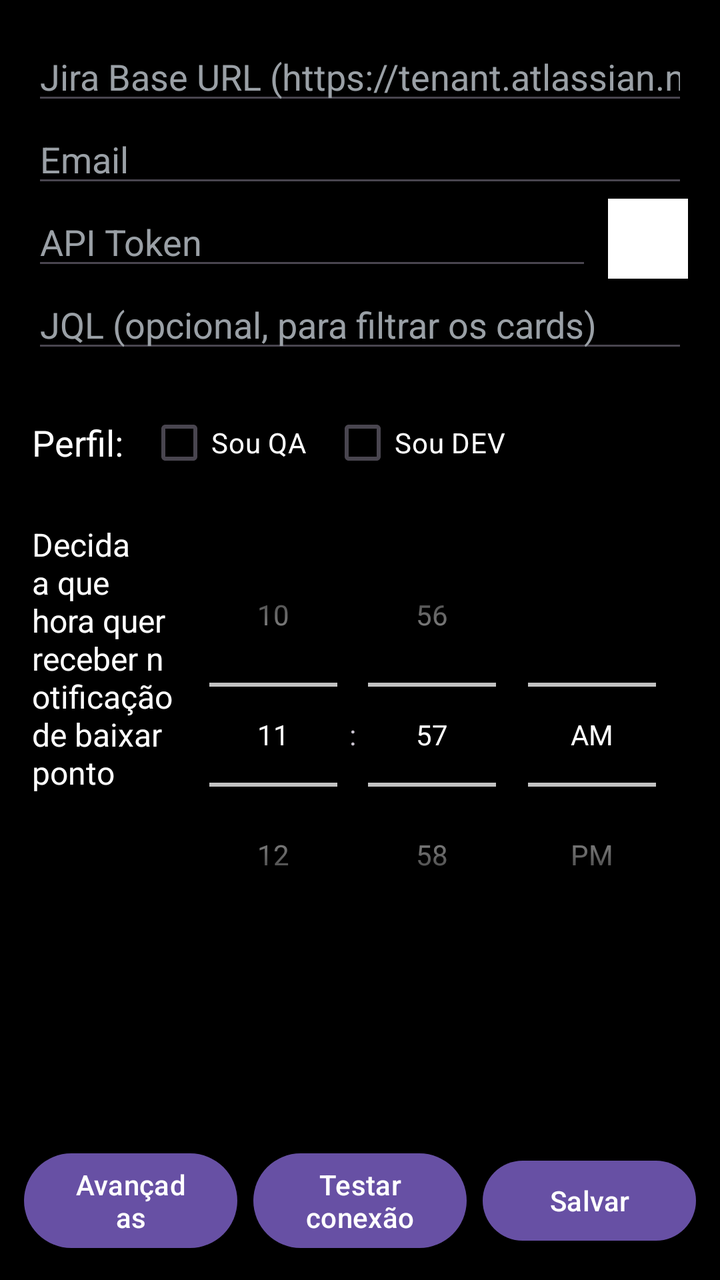
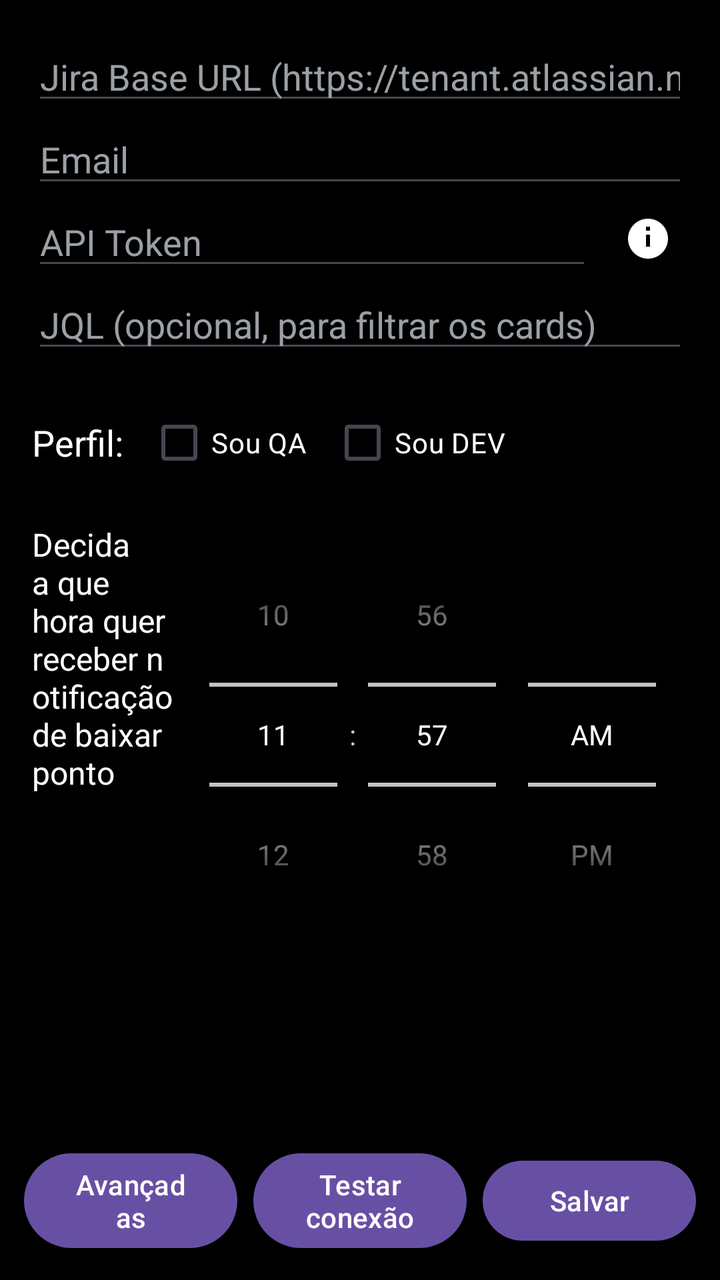

Two renders of the same Android screen: before a commit and after it. Below are the layout's source before the change and the commit's diff.
<!-- AndroidManifest.xml: application theme Theme.Material3.DayNight.NoActionBar -->
<!-- res/layout/activity_settings.xml -->
<?xml version="1.0" encoding="utf-8"?>
<RelativeLayout xmlns:android="http://schemas.android.com/apk/res/android"
    xmlns:app="http://schemas.android.com/apk/res-auto"
    android:layout_width="match_parent"
    android:layout_height="match_parent"
    android:background="#000000">

    <ScrollView
        android:id="@+id/settingsScroll"
        android:layout_width="match_parent"
        android:layout_height="match_parent"
        android:layout_above="@+id/footerContainer">

        <LinearLayout
            android:orientation="vertical"
            android:padding="16dp"
            android:layout_width="match_parent"
            android:layout_height="wrap_content"
            android:background="#000000">

            <EditText
                android:id="@+id/baseUrlEdit"
                android:hint="Jira Base URL (https://tenant.atlassian.net)"
                android:inputType="textUri"
                android:textColor="#FFFFFF"
                android:textColorHint="#9AA0A6"
                android:layout_width="match_parent"
                android:layout_height="wrap_content"/>

            <EditText
                android:id="@+id/emailEdit"
                android:hint="Email"
                android:inputType="textEmailAddress"
                android:textColor="#FFFFFF"
                android:textColorHint="#9AA0A6"
                android:layout_width="match_parent"
                android:layout_height="wrap_content"/>

            
            <LinearLayout
                android:layout_width="match_parent"
                android:layout_height="wrap_content"
                android:orientation="horizontal"
                android:gravity="center_vertical">

                <EditText
                    android:id="@+id/tokenEdit"
                    android:hint="API Token"
                    android:inputType="textPassword"
                    android:textColor="#FFFFFF"
                    android:textColorHint="#9AA0A6"
                    android:layout_width="0dp"
                    android:layout_height="wrap_content"
                    android:layout_weight="1"/>

                <ImageButton
                    android:id="@+id/infoTokenBtn"
                    android:layout_width="40dp"
                    android:layout_height="40dp"
                    android:layout_marginStart="8dp"
                    android:background="?attr/selectableItemBackgroundBorderless"
                    android:padding="6dp"
                    android:src="@drawable/info_icon"
                    app:tint="@null"/>
            </LinearLayout>

            <EditText
                android:id="@+id/jqlEdit"
                android:hint='JQL (opcional, para filtrar os cards)'
                android:textColor="#FFFFFF"
                android:textColorHint="#9AA0A6"
                android:layout_width="match_parent"
                android:layout_height="wrap_content"/>

            
            <LinearLayout
                android:id="@+id/profileBlock"
                android:layout_width="match_parent"
                android:layout_height="wrap_content"
                android:orientation="horizontal"
                android:gravity="center_vertical"
                android:paddingTop="16dp"
                android:paddingBottom="8dp">

                <TextView
                    android:id="@+id/profileLabel"
                    android:layout_width="wrap_content"
                    android:layout_height="wrap_content"
                    android:text="Perfil:"
                    android:textColor="#FFFFFF"
                    android:textSize="18sp"
                    android:paddingEnd="12dp"/>

                <CheckBox
                    android:id="@+id/qaCheck"
                    android:text="Sou QA"
                    android:textColor="#FFFFFF"
                    android:layout_width="wrap_content"
                    android:layout_height="wrap_content"
                    android:paddingEnd="12dp"/>

                <CheckBox
                    android:id="@+id/devCheck"
                    android:text="Sou DEV"
                    android:textColor="#FFFFFF"
                    android:layout_width="wrap_content"
                    android:layout_height="wrap_content"/>
            </LinearLayout>

            
            <LinearLayout
                android:id="@+id/timeBlock"
                android:layout_width="match_parent"
                android:layout_height="wrap_content"
                android:orientation="horizontal"
                android:paddingTop="8dp">

                <TextView
                    android:id="@+id/timeLabel"
                    android:layout_width="0dp"
                    android:layout_height="wrap_content"
                    android:layout_weight="1"
                    android:text="@string/time_block_label"
                    android:textColor="@android:color/white"
                    android:textSize="16sp"/>

                <TimePicker
                    android:id="@+id/timePicker"
                    android:layout_width="wrap_content"
                    android:layout_height="wrap_content"
                    android:timePickerMode="spinner"
                    android:theme="@style/PointDown.TimePickerText"/>
            </LinearLayout>

            
            <LinearLayout
                android:id="@+id/squadModeBlock"
                android:layout_width="match_parent"
                android:layout_height="wrap_content"
                android:orientation="vertical"
                android:paddingTop="12dp"
                android:visibility="gone">

                <CheckBox
                    android:id="@+id/squadModeCheck"
                    android:text="Ativar Squad Mode (DEV)"
                    android:textColor="#FFFFFF"
                    android:layout_width="wrap_content"
                    android:layout_height="wrap_content"/>

                
                <LinearLayout
                    android:layout_width="match_parent"
                    android:layout_height="wrap_content"
                    android:orientation="horizontal"
                    android:gravity="center_vertical"
                    android:paddingTop="8dp">

                    <EditText
                        android:id="@+id/squadKeywordsEdit"
                        android:layout_width="0dp"
                        android:layout_height="wrap_content"
                        android:layout_weight="1"
                        android:hint="Ex.: buffer, Support Dev"
                        android:textColor="#FFFFFF"
                        android:textColorHint="#9AA0A6"/>

                    <ImageButton
                        android:id="@+id/addKeywordBtn"
                        android:layout_width="40dp"
                        android:layout_height="40dp"
                        android:layout_marginStart="8dp"
                        android:background="?attr/selectableItemBackgroundBorderless"
                        android:contentDescription="Add keyword"
                        android:src="@drawable/ic_add"
                        android:tint="#FFFFFF"/>
                </LinearLayout>

                <com.google.android.material.chip.ChipGroup
                    android:id="@+id/keywordsChipGroup"
                    android:layout_width="match_parent"
                    android:layout_height="wrap_content"
                    android:paddingTop="4dp"
                    app:singleLine="false"
                    app:singleSelection="false"
                    app:chipSpacingHorizontal="8dp"
                    app:chipSpacingVertical="8dp"/>

                
                <LinearLayout
                    android:layout_width="match_parent"
                    android:layout_height="wrap_content"
                    android:orientation="horizontal"
                    android:gravity="center_vertical"
                    android:paddingTop="8dp">

                    <EditText
                        android:id="@+id/squadEpicInput"
                        android:layout_width="0dp"
                        android:layout_height="wrap_content"
                        android:layout_weight="1"
                        android:hint="FGC-1234 → digite só números (ex.: 1234)"
                        android:inputType="number"
                        android:textColor="#FFFFFF"
                        android:textColorHint="#9AA0A6"/>

                    <ImageButton
                        android:id="@+id/addSquadEpicBtn"
                        android:layout_width="40dp"
                        android:layout_height="40dp"
                        android:layout_marginStart="8dp"
                        android:background="?attr/selectableItemBackgroundBorderless"
                        android:contentDescription="Add epic"
                        android:src="@drawable/ic_add"
                        android:tint="#FFFFFF"/>
                </LinearLayout>

                <com.google.android.material.chip.ChipGroup
                    android:id="@+id/squadEpicChipGroup"
                    android:layout_width="match_parent"
                    android:layout_height="wrap_content"
                    android:paddingTop="4dp"
                    app:singleLine="false"
                    app:singleSelection="false"
                    app:chipSpacingHorizontal="8dp"
                    app:chipSpacingVertical="8dp"/>
            </LinearLayout>

            
            <LinearLayout
                android:id="@+id/advancedSection"
                android:layout_width="match_parent"
                android:layout_height="wrap_content"
                android:orientation="vertical"
                android:paddingTop="16dp"
                android:visibility="gone">

                
                <LinearLayout
                    android:layout_width="match_parent"
                    android:layout_height="wrap_content"
                    android:orientation="vertical">

                    <TextView
                        android:layout_width="wrap_content"
                        android:layout_height="wrap_content"
                        android:text="Filtros de Status (lista principal)"
                        android:textColor="#FFFFFF"
                        android:textStyle="bold"
                        android:paddingBottom="8dp"/>

                    <GridLayout
                        android:layout_width="match_parent"
                        android:layout_height="wrap_content"
                        android:columnCount="2"
                        android:rowCount="4"
                        android:columnOrderPreserved="false">

                        <CheckBox android:id="@+id/st_todo" android:text="To Do" android:textColor="#FFFFFF"/>
                        <CheckBox android:id="@+id/st_inprogress" android:text="In Progress" android:textColor="#FFFFFF"/>
                        <CheckBox android:id="@+id/st_blocked" android:text="Blocked" android:textColor="#FFFFFF"/>
                        <CheckBox android:id="@+id/st_needreqs" android:text="Need Reqs" android:textColor="#FFFFFF"/>
                        <CheckBox android:id="@+id/st_done" android:text="Done" android:textColor="#FFFFFF"/>
                        <CheckBox android:id="@+id/st_codereview" android:text="Code Review" android:textColor="#FFFFFF"/>
                        <CheckBox android:id="@+id/st_testing" android:text="Testing" android:textColor="#FFFFFF"/>
                        <CheckBox android:id="@+id/st_qa" android:text="QA" android:textColor="#FFFFFF"/>
                    </GridLayout>
                </LinearLayout>

                
                <LinearLayout
                    android:layout_width="match_parent"
                    android:layout_height="wrap_content"
                    android:orientation="vertical"
                    android:paddingTop="16dp">

                    <TextView
                        android:layout_width="wrap_content"
                        android:layout_height="wrap_content"
                        android:text="Chama também os cards com código..."
                        android:textColor="#FFFFFF"
                        android:textStyle="bold"/>

                    <LinearLayout
                        android:layout_width="match_parent"
                        android:layout_height="wrap_content"
                        android:orientation="horizontal"
                        android:gravity="center_vertical"
                        android:paddingTop="8dp">

                        <EditText
                            android:id="@+id/searchCodeInput"
                            android:layout_width="0dp"
                            android:layout_height="wrap_content"
                            android:layout_weight="1"
                            android:inputType="number"
                            android:hint="FGC-1234 → digite só números (ex.: 1234)"
                            android:textColor="#FFFFFF"
                            android:textColorHint="#9AA0A6"/>

                        <ImageButton
                            android:id="@+id/addSearchCodeBtn"
                            android:layout_width="40dp"
                            android:layout_height="40dp"
                            android:layout_marginStart="8dp"
                            android:background="?attr/selectableItemBackgroundBorderless"
                            android:contentDescription="Add code"
                            android:src="@drawable/ic_add"
                            android:tint="#FFFFFF"/>
                    </LinearLayout>

                    <com.google.android.material.chip.ChipGroup
                        android:id="@+id/searchCodesChipGroup"
                        android:layout_width="match_parent"
                        android:layout_height="wrap_content"
                        android:paddingTop="4dp"
                        app:singleLine="false"
                        app:singleSelection="false"
                        app:chipSpacingHorizontal="8dp"
                        app:chipSpacingVertical="8dp"/>
                </LinearLayout>

                
                <CheckBox
                    android:id="@+id/forceTestCardCheck"
                    android:layout_width="wrap_content"
                    android:layout_height="wrap_content"
                    android:text="Sim, quero que apareça a card de teste! (FGC-9683)"
                    android:textColor="#FFFFFF"
                    android:paddingTop="16dp"/>

                <CheckBox
                    android:id="@+id/enableQueueLockCheck"
                    android:layout_width="wrap_content"
                    android:layout_height="wrap_content"
                    android:text="Ativar fila/lock cooperativo (anti-concorrência) via Issue Property"
                    android:textColor="#FFFFFF"
                    android:paddingTop="8dp"/>

                <CheckBox
                    android:id="@+id/enableWeekendCheck"
                    android:layout_width="wrap_content"
                    android:layout_height="wrap_content"
                    android:text="Ativar notificações também sábado e domingo (test)"
                    android:textColor="#FFFFFF"
                    android:paddingTop="8dp"/>

            </LinearLayout>

            <Space
                android:layout_width="match_parent"
                android:layout_height="48dp"/>
        </LinearLayout>
    </ScrollView>

    
    <LinearLayout
        android:id="@+id/footerContainer"
        android:layout_width="match_parent"
        android:layout_height="wrap_content"
        android:layout_alignParentBottom="true"
        android:orientation="horizontal"
        android:padding="12dp"
        android:gravity="center"
        android:background="@android:color/transparent"
        android:elevation="8dp">

        <Button
            android:id="@+id/advancedBtn"
            android:text="@string/advanced_btn"
            android:textColor="#FFFFFF"
            android:layout_width="0dp"
            android:layout_height="wrap_content"
            android:layout_weight="1"/>

        <Button
            android:id="@+id/testBtn"
            android:text="@string/settings_test_conn"
            android:textColor="#FFFFFF"
            android:layout_width="0dp"
            android:layout_height="wrap_content"
            android:layout_weight="1"
            android:layout_marginStart="8dp"/>

        <Button
            android:id="@+id/saveBtn"
            android:text="@string/settings_save_btn"
            android:textColor="#FFFFFF"
            android:layout_width="0dp"
            android:layout_height="wrap_content"
            android:layout_weight="1"
            android:layout_marginStart="8dp"/>
    </LinearLayout>
</RelativeLayout>
<!-- resources referenced by this layout -->
<resources>
  <!-- drawable ic_add (drawable) -->
  <?xml version="1.0" encoding="utf-8"?>
  <vector xmlns:android="http://schemas.android.com/apk/res/android"
      android:width="24dp"
      android:height="24dp"
      android:viewportWidth="24"
      android:viewportHeight="24">
      <path
          android:fillColor="#FFFFFFFF"
          android:pathData="M19,13h-6v6h-2v-6H5v-2h6V5h2v6h6v2z"/>
      </vector>
  <!-- drawable info_icon (drawable) -->
  <?xml version="1.0" encoding="utf-8"?>
  <bitmap xmlns:android="http://schemas.android.com/apk/res/android"
      android:src="@drawable/informations"
      android:gravity="center" />
  <string name="advanced_btn">Avançadas</string>
  <string name="settings_save_btn">Salvar</string>
  <string name="settings_test_conn">Testar conexão</string>
  <string name="time_block_label">Decida a que hora quer receber notificação de baixar ponto</string>
  <style name="PointDown.TimePickerText" parent="ThemeOverlay.Material3.Dark">
          <item name="android:textColorPrimary">#FFFFFF</item>
          <item name="android:textColorSecondary">#E0E0E0</item>
      </style>
  <!-- drawable informations: png bitmap (drawable, 123902 bytes) -->
</resources>

<!-- the commit's change to res/layout/activity_settings.xml (unified diff, before → after) -->
@@ -60,8 +60,9 @@
                     android:layout_marginStart="8dp"
                     android:background="?attr/selectableItemBackgroundBorderless"
                     android:padding="6dp"
-                    android:src="@drawable/info_icon"
-                    app:tint="@null"/>
+                    android:src="@drawable/ic_info"
+                    android:tint="#FFFFFF"
+                    android:contentDescription="@string/token_info_desc"/>
             </LinearLayout>
 
             <EditText
@@ -156,13 +157,13 @@
                     android:gravity="center_vertical"
                     android:paddingTop="8dp">
 
-                    <EditText
-                        android:id="@+id/squadKeywordsEdit"
+                <EditText
+                    android:id="@+id/squadKeywordsEdit"
                         android:layout_width="0dp"
                         android:layout_height="wrap_content"
                         android:layout_weight="1"
                         android:hint="Ex.: buffer, Support Dev"
-                        android:textColor="#FFFFFF"
+                    android:textColor="#FFFFFF"
                         android:textColorHint="#9AA0A6"/>
 
                     <ImageButton
@@ -194,14 +195,14 @@
                     android:gravity="center_vertical"
                     android:paddingTop="8dp">
 
-                    <EditText
+                <EditText
                         android:id="@+id/squadEpicInput"
                         android:layout_width="0dp"
                         android:layout_height="wrap_content"
                         android:layout_weight="1"
                         android:hint="FGC-1234 → digite só números (ex.: 1234)"
                         android:inputType="number"
-                        android:textColor="#FFFFFF"
+                    android:textColor="#FFFFFF"
                         android:textColorHint="#9AA0A6"/>
 
                     <ImageButton
<!-- resource entries referenced after the edit -->
@@ -11,19 +11,25 @@
           android:fillColor="#FFFFFFFF"
           android:pathData="M19,13h-6v6h-2v-6H5v-2h6V5h2v6h6v2z"/>
       </vector>
-  <!-- drawable info_icon (drawable) -->
+  <!-- drawable ic_info (drawable) -->
   <?xml version="1.0" encoding="utf-8"?>
-  <bitmap xmlns:android="http://schemas.android.com/apk/res/android"
-      android:src="@drawable/informations"
-      android:gravity="center" />
+  <vector xmlns:android="http://schemas.android.com/apk/res/android"
+      android:width="24dp"
+      android:height="24dp"
+      android:viewportWidth="24"
+      android:viewportHeight="24">
+      <path
+          android:fillColor="#FFFFFFFF"
+          android:pathData="M12,2C6.48,2 2,6.48 2,12s4.48,10 10,10 10,-4.48 10,-10S17.52,2 12,2zM11,10h2v6h-2v-6zm0,-4h2v2h-2V6z"/>
+  </vector>
   <string name="advanced_btn">Avançadas</string>
   <string name="settings_save_btn">Salvar</string>
   <string name="settings_test_conn">Testar conexão</string>
   <string name="time_block_label">Decida a que hora quer receber notificação de baixar ponto</string>
+  <string name="token_info_desc">Como obter o API Token</string>
   <style name="PointDown.TimePickerText" parent="ThemeOverlay.Material3.Dark">
           <item name="android:textColorPrimary">#FFFFFF</item>
           <item name="android:textColorSecondary">#E0E0E0</item>
       </style>
-  <!-- drawable informations: png bitmap (drawable, 123902 bytes) -->
 </resources>
 
